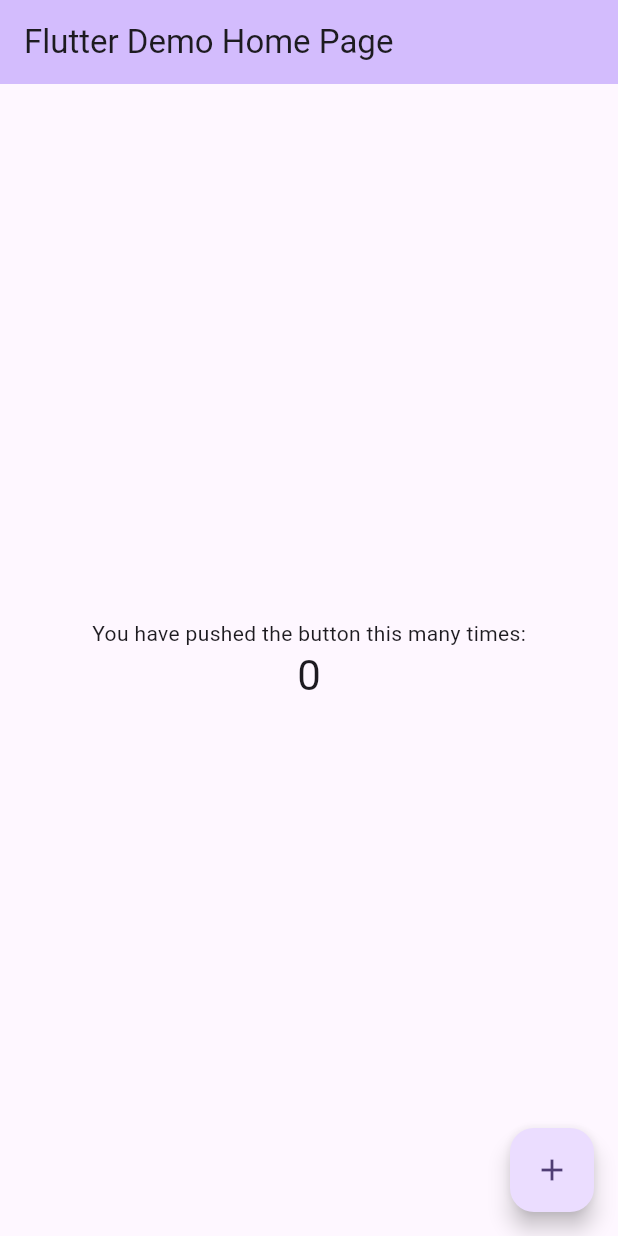
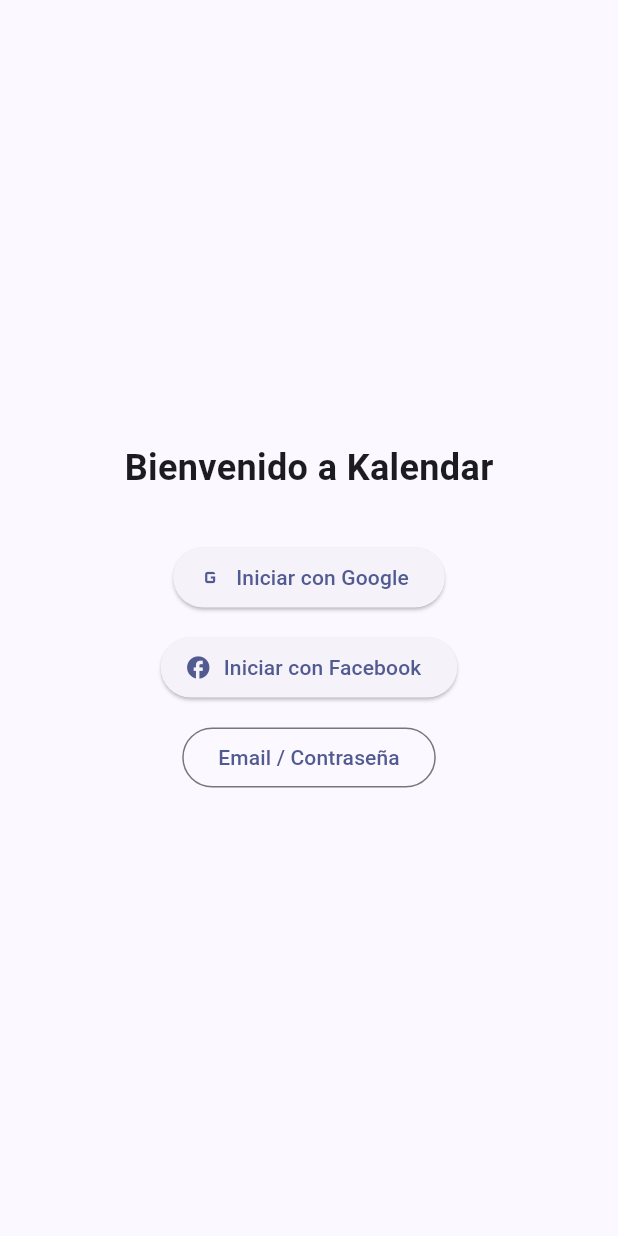
Before and after one commit to ChrisCueva3693/kalendarFlutter, a Flutter app: the screen it shows after launch, on a phone screen of 412 x 824 dp. Run offline on Flutter 3.47's test engine with Material 3 defaults, Android fonts, the phone set to English and light mode, and no system bars; our stand-ins replace firebase_auth, firebase_core, google_sign_in; missing offline and left inert: flutter_facebook_auth; accounts and stored records are empty.

Commit message:
Version Funcional el Login con Google conectado con Firebase

```diff
--- a/lib/main.dart
+++ b/lib/main.dart
@@ -1,122 +1,41 @@
+// main.dart
 import 'package:flutter/material.dart';
+import 'package:firebase_core/firebase_core.dart';
+import 'package:firebase_auth/firebase_auth.dart';
+import 'firebase_options.dart';
+import 'ui/pages/login_page.dart';
+import 'ui/pages/home_page.dart';
 
-void main() {
-  runApp(const MyApp());
+Future<void> main() async {
+  WidgetsFlutterBinding.ensureInitialized();
+  await Firebase.initializeApp(
+    options: DefaultFirebaseOptions.currentPlatform,
+  );
+  runApp(const KalendarApp());
 }
 
-class MyApp extends StatelessWidget {
-  const MyApp({super.key});
+class KalendarApp extends StatelessWidget {
+  const KalendarApp({super.key});
 
-  // This widget is the root of your application.
   @override
   Widget build(BuildContext context) {
     return MaterialApp(
-      title: 'Flutter Demo',
-      theme: ThemeData(
-        // This is the theme of your application.
-        //
-        // TRY THIS: Try running your application with "flutter run". You'll see
-        // the application has a purple toolbar. Then, without quitting the app,
-        // try changing the seedColor in the colorScheme below to Colors.green
-        // and then invoke "hot reload" (save your changes or press the "hot
-        // reload" button in a Flutter-supported IDE, or press "r" if you used
-        // the command line to start the app).
-        //
-        // Notice that the counter didn't reset back to zero; the application
-        // state is not lost during the reload. To reset the state, use hot
-        // restart instead.
-        //
-        // This works for code too, not just values: Most code changes can be
-        // tested with just a hot reload.
-        colorScheme: ColorScheme.fromSeed(seedColor: Colors.deepPurple),
+      title: 'Kalendar',
+      theme: ThemeData(useMaterial3: true, colorSchemeSeed: Colors.indigo),
+      home: StreamBuilder<User?>(
+        stream: FirebaseAuth.instance.authStateChanges(),
+        builder: (context, snapshot) {
+          if (snapshot.connectionState == ConnectionState.waiting) {
+            return const Scaffold(
+              body: Center(child: CircularProgressIndicator()),
+            );
+          }
+          if (snapshot.hasData) {
+            return const HomePage();
+          }
+          return const LoginPage();
+        },
       ),
-      home: const MyHomePage(title: 'Flutter Demo Home Page'),
     );
   }
 }
-
-class MyHomePage extends StatefulWidget {
-  const MyHomePage({super.key, required this.title});
-
-  // This widget is the home page of your application. It is stateful, meaning
-  // that it has a State object (defined below) that contains fields that affect
-  // how it looks.
-
-  // This class is the configuration for the state. It holds the values (in this
-  // case the title) provided by the parent (in this case the App widget) and
-  // used by the build method of the State. Fields in a Widget subclass are
-  // always marked "final".
-
-  final String title;
-
-  @override
-  State<MyHomePage> createState() => _MyHomePageState();
-}
-
-class _MyHomePageState extends State<MyHomePage> {
-  int _counter = 0;
-
-  void _incrementCounter() {
-    setState(() {
-      // This call to setState tells the Flutter framework that something has
-      // changed in this State, which causes it to rerun the build method below
-      // so that the display can reflect the updated values. If we changed
-      // _counter without calling setState(), then the build method would not be
-      // called again, and so nothing would appear to happen.
-      _counter++;
-    });
-  }
-
-  @override
-  Widget build(BuildContext context) {
-    // This method is rerun every time setState is called, for instance as done
-    // by the _incrementCounter method above.
-    //
-    // The Flutter framework has been optimized to make rerunning build methods
-    // fast, so that you can just rebuild anything that needs updating rather
-    // than having to individually change instances of widgets.
-    return Scaffold(
-      appBar: AppBar(
-        // TRY THIS: Try changing the color here to a specific color (to
-        // Colors.amber, perhaps?) and trigger a hot reload to see the AppBar
-        // change color while the other colors stay the same.
-        backgroundColor: Theme.of(context).colorScheme.inversePrimary,
-        // Here we take the value from the MyHomePage object that was created by
-        // the App.build method, and use it to set our appbar title.
-        title: Text(widget.title),
-      ),
-      body: Center(
-        // Center is a layout widget. It takes a single child and positions it
-        // in the middle of the parent.
-        child: Column(
-          // Column is also a layout widget. It takes a list of children and
-          // arranges them vertically. By default, it sizes itself to fit its
-          // children horizontally, and tries to be as tall as its parent.
-          //
-          // Column has various properties to control how it sizes itself and
-          // how it positions its children. Here we use mainAxisAlignment to
-          // center the children vertically; the main axis here is the vertical
-          // axis because Columns are vertical (the cross axis would be
-          // horizontal).
-          //
-          // TRY THIS: Invoke "debug painting" (choose the "Toggle Debug Paint"
-          // action in the IDE, or press "p" in the console), to see the
-          // wireframe for each widget.
-          mainAxisAlignment: MainAxisAlignment.center,
-          children: <Widget>[
-            const Text('You have pushed the button this many times:'),
-            Text(
-              '$_counter',
-              style: Theme.of(context).textTheme.headlineMedium,
-            ),
-          ],
-        ),
-      ),
-      floatingActionButton: FloatingActionButton(
-        onPressed: _incrementCounter,
-        tooltip: 'Increment',
-        child: const Icon(Icons.add),
-      ), // This trailing comma makes auto-formatting nicer for build methods.
-    );
-  }
-}
--- /dev/null
+++ b/lib/services/auth_service.dart
@@ -0,0 +1,55 @@
+import 'package:firebase_auth/firebase_auth.dart';
+import 'package:google_sign_in/google_sign_in.dart';
+import 'package:flutter_facebook_auth/flutter_facebook_auth.dart';
+
+class AuthService {
+  final FirebaseAuth _auth = FirebaseAuth.instance;
+  final GoogleSignIn _google = GoogleSignIn();
+
+  // ───────────── Google ─────────────
+  Future<UserCredential> signInWithGoogle() async {
+    final GoogleSignInAccount? gUser = await _google.signIn();
+    if (gUser == null) throw Exception('Proceso cancelado');
+
+    final GoogleSignInAuthentication gAuth = await gUser.authentication;
+    final credential = GoogleAuthProvider.credential(
+      accessToken: gAuth.accessToken,
+      idToken: gAuth.idToken,
+    );
+    return _auth.signInWithCredential(credential);
+  }
+
+  // ──────────── Facebook ────────────
+  Future<UserCredential> signInWithFacebook() async {
+    final LoginResult result = await FacebookAuth.instance.login();
+    if (result.status != LoginStatus.success) {
+      throw Exception(result.message);
+    }
+    final credential =
+    FacebookAuthProvider.credential(result.accessToken!.token);
+    return _auth.signInWithCredential(credential);
+  }
+
+  // ─────────── Email / Password ───────────
+  Future<UserCredential> signInWithEmail({
+    required String email,
+    required String password,
+  }) {
+    return _auth.signInWithEmailAndPassword(email: email, password: password);
+  }
+
+  Future<UserCredential> registerWithEmail({
+    required String email,
+    required String password,
+  }) {
+    return _auth.createUserWithEmailAndPassword(
+        email: email, password: password);
+  }
+
+  // ────────────── Logout ──────────────
+  Future<void> signOut() async {
+    await _google.signOut();
+    await FacebookAuth.instance.logOut();
+    await _auth.signOut();
+  }
+}
--- /dev/null
+++ b/lib/ui/pages/login_page.dart
@@ -0,0 +1,83 @@
+// ui/pages/login_page.dart
+import 'package:flutter/material.dart';
+import '../../services/auth_service.dart';
+
+class LoginPage extends StatefulWidget {
+  const LoginPage({super.key});
+
+  @override
+  State<LoginPage> createState() => _LoginPageState();
+}
+
+class _LoginPageState extends State<LoginPage> {
+  final _auth = AuthService();
+  bool _loading = false;
+  String? _error;
+
+  void _run(Future<void> Function() action) async {
+    setState(() {
+      _loading = true;
+      _error = null;
+    });
+    try {
+      await action();
+    } catch (e) {
+      setState(() => _error = e.toString());
+    } finally {
+      if (mounted) setState(() => _loading = false);
+    }
+  }
+
+  @override
+  Widget build(BuildContext context) {
+    return Scaffold(
+      body: Center(
+        child: ConstrainedBox(
+          constraints: const BoxConstraints(maxWidth: 320),
+          child: Column(
+            mainAxisAlignment: MainAxisAlignment.center,
+            children: [
+              const Text('Bienvenido a Kalendar',
+                  style: TextStyle(fontSize: 24, fontWeight: FontWeight.bold)),
+              const SizedBox(height: 32),
+              ElevatedButton.icon(
+                onPressed:
+                _loading ? null : () => _run(_auth.signInWithGoogle),
+                icon: const Icon(Icons.g_mobiledata),
+                label: const Text('Iniciar con Google'),
+              ),
+              const SizedBox(height: 12),
+              ElevatedButton.icon(
+                onPressed:
+                _loading ? null : () => _run(_auth.signInWithFacebook),
+                icon: const Icon(Icons.facebook),
+                label: const Text('Iniciar con Facebook'),
+              ),
+              const SizedBox(height: 12),
+              OutlinedButton(
+                onPressed: _loading
+                    ? null
+                    : () async {
+                  // TODO: muestra diálogo para email / contraseña
+                },
+                child: const Text('Email / Contraseña'),
+              ),
+              if (_loading) const Padding(
+                  padding: EdgeInsets.only(top: 20),
+                  child: CircularProgressIndicator()),
+              if (_error != null)
+                Padding(
+                  padding: const EdgeInsets.only(top: 20),
+                  child: Text(
+                    _error!,
+                    style: const TextStyle(color: Colors.red),
+                    textAlign: TextAlign.center,
+                  ),
+                ),
+            ],
+          ),
+        ),
+      ),
+    );
+  }
+}
--- a/pubspec.yaml
+++ b/pubspec.yaml
@@ -28,6 +28,11 @@
 # the latest version available on pub.dev. To see which dependencies have newer
 # versions available, run `flutter pub outdated`.
 dependencies:
+  firebase_core: ^3.15.1   # núcleo Firebase   :contentReference[oaicite:0]{index=0}
+  firebase_auth: ^5.6.2    # autenticación     :contentReference[oaicite:1]{index=1}
+  google_sign_in: ^6.3.0   # Google login      :contentReference[oaicite:2]{index=2}
+  flutter_facebook_auth: ^6.0.3 # Facebook login :contentReference[oaicite:3]{index=3}
+  flutter_secure_storage: ^9.2.4
   flutter:
     sdk: flutter
 
```
Also changed, not shown: lib/ui/pages/home_page.dart (added, +25 -0 lines), firebase.json (added), lib/firebase_options.dart (added), lib/router.dart (added), pubspec.lock, 9 other files.
